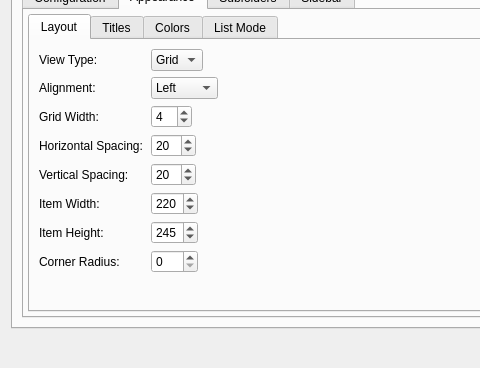
Above: src/ui/dialogs/settingsdialog.ui from EtherAura/Kartend before the change; both pictures show x 0 to 480 and y 252 to 620 of the 900 by 620 pixel window. Below: the same form after it.
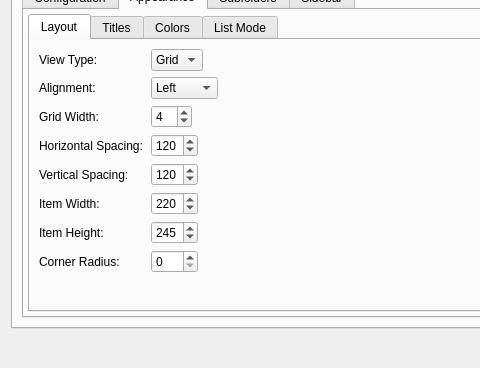
That is the form after the change. The open tabs and pages were chosen to show the change. Icons and pictures are not drawn.

What changed in the file:
```diff
--- a/src/ui/dialogs/settingsdialog.ui
+++ b/src/ui/dialogs/settingsdialog.ui
@@ -459,10 +459,10 @@
                     <property name="sizePolicy"><sizepolicy hsizetype="Fixed" vsizetype="Fixed"><horstretch>0</horstretch><verstretch>0</verstretch></sizepolicy></property>
                     <property name="minimumWidth"><number>80</number></property>
                     <property name="maximumWidth"><number>80</number></property>
-                    <property name="toolTip"><string>Horizontal spacing between items in pixels</string></property>
-                    <property name="minimum"><number>-20</number></property>
-                    <property name="maximum"><number>50</number></property>
-                    <property name="value"><number>20</number></property>
+                    <property name="toolTip"><string>Horizontal spacing adjustment (0 = tightest, 150 = loosest)</string></property>
+                    <property name="minimum"><number>0</number></property>
+                    <property name="maximum"><number>150</number></property>
+                    <property name="value"><number>120</number></property>
                    </widget>
                   </item>
                   <item row="4" column="0">
@@ -473,10 +473,10 @@
                     <property name="sizePolicy"><sizepolicy hsizetype="Fixed" vsizetype="Fixed"><horstretch>0</horstretch><verstretch>0</verstretch></sizepolicy></property>
                     <property name="minimumWidth"><number>80</number></property>
                     <property name="maximumWidth"><number>80</number></property>
-                    <property name="toolTip"><string>Vertical spacing between items in pixels</string></property>
-                    <property name="minimum"><number>-20</number></property>
-                    <property name="maximum"><number>50</number></property>
-                    <property name="value"><number>20</number></property>
+                    <property name="toolTip"><string>Vertical spacing adjustment (0 = tightest, 150 = loosest)</string></property>
+                    <property name="minimum"><number>0</number></property>
+                    <property name="maximum"><number>150</number></property>
+                    <property name="value"><number>120</number></property>
                    </widget>
                   </item>
                   <item row="5" column="0">
```
